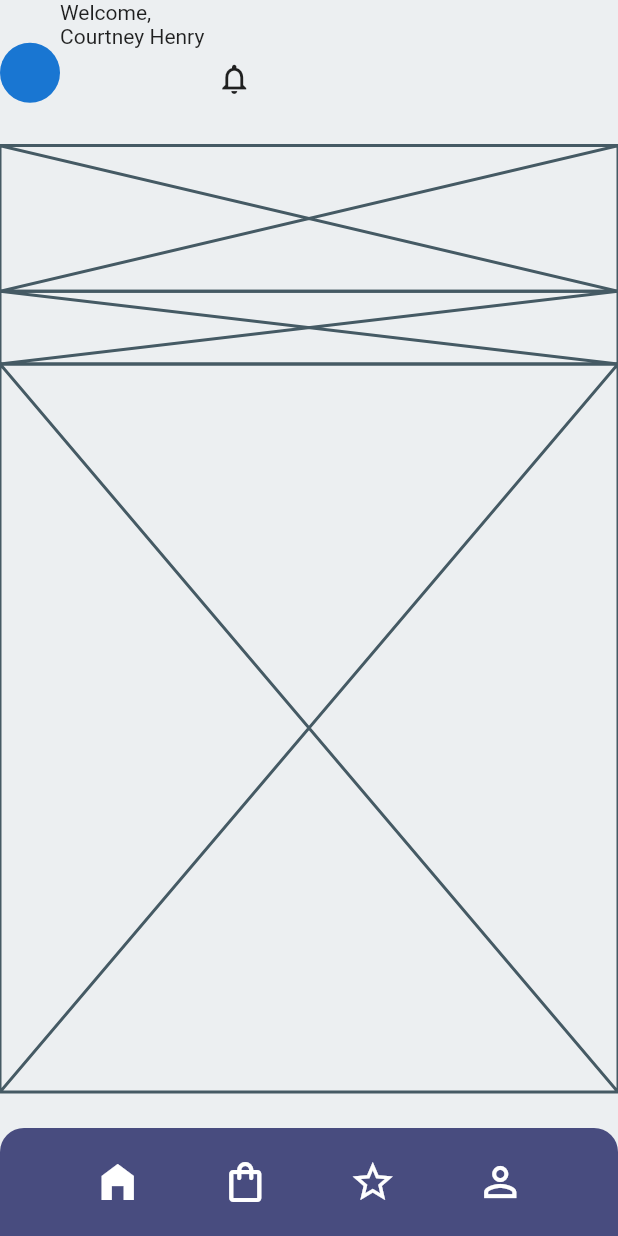
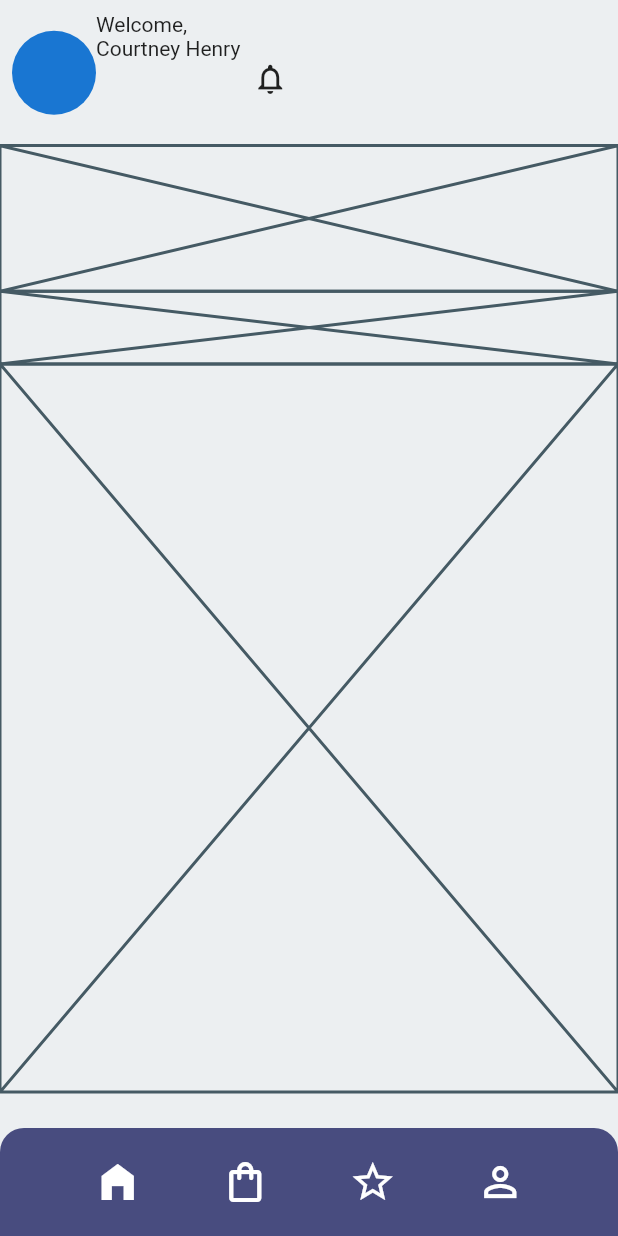
Before and after one commit to JAICHANGPARK/flutter_notebook_11th_story, a Flutter app: the screen it shows after launch, on a phone screen of 412 x 824 dp. Run offline on Flutter 3.47's test engine with Material 2 defaults, Android fonts, the phone set to English and light mode, and no system bars; our stand-ins replace backdrop, badges, flutter_inner_drawer, flutter_slidable, flutter_swiper, google_fonts.

Commit message:
Update furniture_home_page.dart

```diff
--- a/lib/ep735_furniture_app/ui/furniture_home_page.dart
+++ b/lib/ep735_furniture_app/ui/furniture_home_page.dart
@@ -25,9 +25,13 @@ class _FurnitureHomePageState extends State<FurnitureHomePage> {
                 children: [
                   Expanded(
                       flex: 2,
+                      child: Padding(
+                        padding: const EdgeInsets.all(8.0),
                         child: Row(
                           children: [
-                          CircleAvatar(),
+                            CircleAvatar(
+                              radius: 28,
+                            ),
                             Column(
                               crossAxisAlignment: CrossAxisAlignment.start,
                               children: [
@@ -42,12 +46,14 @@ class _FurnitureHomePageState extends State<FurnitureHomePage> {
                                 children: [
                                   Positioned(
                                       child: IconButton(
-                                  icon: Icon(Icons.notifications_none), onPressed: () {  },
+                                    icon: Icon(Icons.notifications_none),
+                                    onPressed: () {},
                                   ))
                                 ],
                               ),
                             )
                           ],
+                        ),
                       )),
                   Expanded(flex: 2, child: Placeholder()),
                   Expanded(flex: 1, child: Placeholder()),
```
Lines whose indentation alone changed are shown as unchanged.
